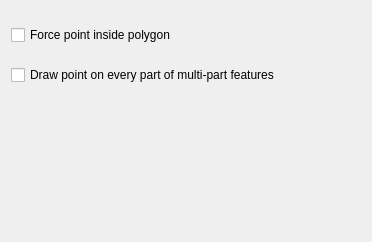
Qt form src/ui/symbollayer/widget_centroidfill.ui (carsmie/QGIS) before a commit.
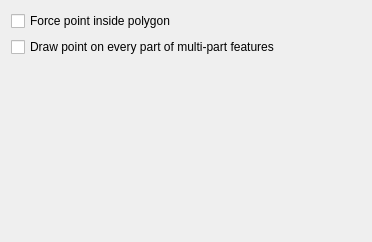
The same form after that commit.

The edit to the form file:
```diff
--- a/src/ui/symbollayer/widget_centroidfill.ui
+++ b/src/ui/symbollayer/widget_centroidfill.ui
@@ -18,27 +18,17 @@
     <layout class="QHBoxLayout" name="horizontalLayout_1">
      <item>
       <widget class="QCheckBox" name="mDrawInsideCheckBox">
+       <property name="sizePolicy">
+        <sizepolicy hsizetype="Preferred" vsizetype="Fixed">
+         <horstretch>0</horstretch>
+         <verstretch>0</verstretch>
+        </sizepolicy>
+       </property>
        <property name="text">
         <string>Force point inside polygon</string>
        </property>
       </widget>
      </item>
-     <item>
-      <spacer>
-       <property name="orientation">
-        <enum>Qt::Horizontal</enum>
-       </property>
-       <property name="sizeType">
-        <enum>QSizePolicy::Preferred</enum>
-       </property>
-       <property name="sizeHint" stdset="0">
-        <size>
-         <width>112</width>
-         <height>48</height>
-        </size>
-       </property>
-      </spacer>
-     </item>
     </layout>
    </item>
    <item>
```
